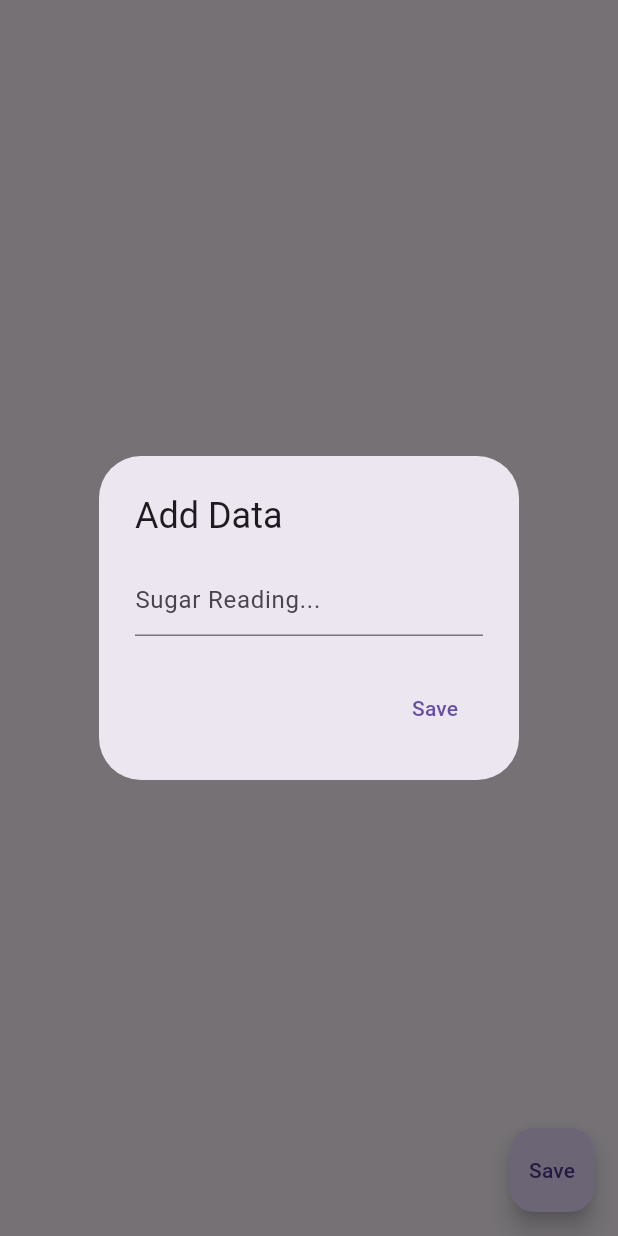
After one commit to donduks/glucopuls_blood_sugar, a Flutter app: the RandomDataPage screen opened directly, after a tap on "Save", on a phone screen of 412 x 824 dp. The commit adds this screen. Run offline on Flutter 3.47's test engine with Material 3 defaults, Android fonts, the phone set to English and light mode, and no system bars; our stand-ins replace flutter_riverpod, hive, hive_flutter, lottie, share_plus; accounts and stored records are empty.

Commit message:
random data page

```diff
--- a/lib/sugar_data/infrastructure/random_floating_action_button.dart
+++ b/lib/sugar_data/infrastructure/random_floating_action_button.dart
@@ -3,7 +3,7 @@ import 'package:flutter_riverpod/flutter_riverpod.dart';
 import 'package:hive/hive.dart';
 import 'package:intl/intl.dart';
 
-FloatingActionButton randomActionButton2(
+FloatingActionButton randomActionButton(
   BuildContext context,
   TextEditingController textEditingController,
   WidgetRef ref,
--- /dev/null
+++ b/lib/sugar_data/presentation/random_data_page.dart
@@ -0,0 +1,69 @@
+import 'package:flutter/material.dart';
+import 'package:flutter_riverpod/flutter_riverpod.dart';
+import 'package:glucopuls_2/sugar_data/infrastructure/random_floating_action_button.dart';
+import 'package:hive_flutter/adapters.dart';
+
+import 'list_view_pages.dart/random_list_view.dart';
+
+class RandomDataPage extends ConsumerStatefulWidget {
+  const RandomDataPage({super.key});
+
+  @override
+  ConsumerState<RandomDataPage> createState() => _RandomDataPageState();
+}
+
+class _RandomDataPageState extends ConsumerState<RandomDataPage> {
+  final TextEditingController textEditingController = TextEditingController();
+
+  Box? bloodSugarDataBox2;
+
+  @override
+  void initState() {
+    super.initState();
+    Hive.openBox('bloodSugarData2_box2').then((box2) {
+      setState(() {
+        bloodSugarDataBox2 = box2;
+      });
+    });
+  }
+
+  @override
+  Widget build(BuildContext context) {
+    return Scaffold(
+      resizeToAvoidBottomInset: false,
+      floatingActionButton: randomActionButton(
+        context,
+        textEditingController,
+        ref,
+        bloodSugarDataBox2,
+      ),
+      body: SafeArea(child: _buildUI()),
+    );
+  }
+
+  Widget _buildUI() {
+    if (bloodSugarDataBox2 == null) {
+      return const Center(
+        child: CircularProgressIndicator(),
+      );
+    }
+    return ValueListenableBuilder(
+      valueListenable: bloodSugarDataBox2!.listenable(),
+      builder: (context, box2, widget) {
+        final bloodSugarKeys2 = box2.keys.toList().reversed.toList();
+
+        return Column(
+          crossAxisAlignment: CrossAxisAlignment.start,
+          children: [
+            Expanded(
+              child: randomDataPage(
+                bloodSugarKeys2,
+                bloodSugarDataBox2,
+              ),
+            ),
+          ],
+        );
+      },
+    );
+  }
+}
```
